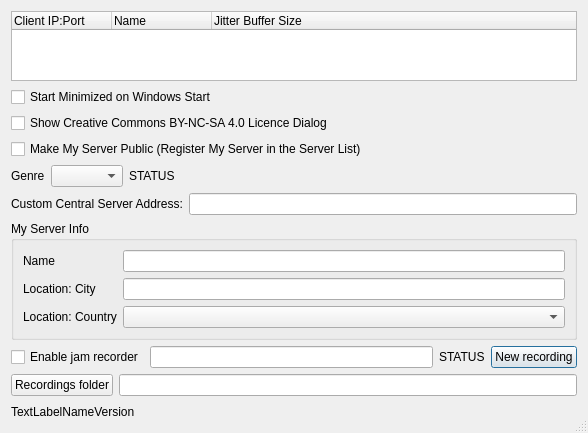
Old version of the form src/serverdlgbase.ui in the repository jamulussoftware/jamulus.
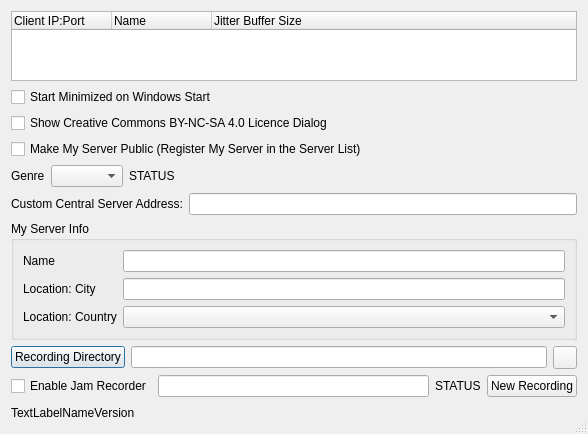
New version of the form. Icons and pictures are not drawn.

```diff
--- a/src/serverdlgbase.ui
+++ b/src/serverdlgbase.ui
@@ -169,12 +169,34 @@
      </layout>
     </widget>
    </item>
+   <item>
+    <layout class="QHBoxLayout">
+     <item>
+      <widget class="QPushButton" name="pbtRecordingDir">
+       <property name="text">
+        <string>Recording Directory</string>
+       </property>
+      </widget>
+     </item>
+     <item>
+      <widget class="QLineEdit" name="edtRecordingDir">
+       <property name="readOnly">
+        <bool>true</bool>
+       </property>
+      </widget>
+     </item>
+     <item>
+      <widget class="QToolButton" name="tbtClearRecordingDir">
+      </widget>
+     </item>
+    </layout>
+   </item>
    <item>
     <layout class="QHBoxLayout">
      <item>
       <widget class="QCheckBox" name="chbEnableRecorder">
        <property name="text">
-        <string>Enable jam recorder</string>
+        <string>Enable Jam Recorder</string>
        </property>
       </widget>
      </item>
@@ -195,25 +217,7 @@
      <item>
       <widget class="QPushButton" name="pbtNewRecording">
        <property name="text">
-        <string>New recording</string>
-       </property>
-      </widget>
-     </item>
-    </layout>
-   </item>
-   <item>
-    <layout class="QHBoxLayout">
-     <item>
-      <widget class="QPushButton" name="pbtRecordingDir">
-       <property name="text">
-        <string>Recordings folder</string>
-       </property>
-      </widget>
-     </item>
-     <item>
-      <widget class="QLineEdit" name="edtRecordingsDir">
-       <property name="readOnly">
-        <bool>true</bool>
+        <string>New Recording</string>
        </property>
       </widget>
      </item>
```
Left out of the diff: 5 changed lines with no effect on the pictures.
